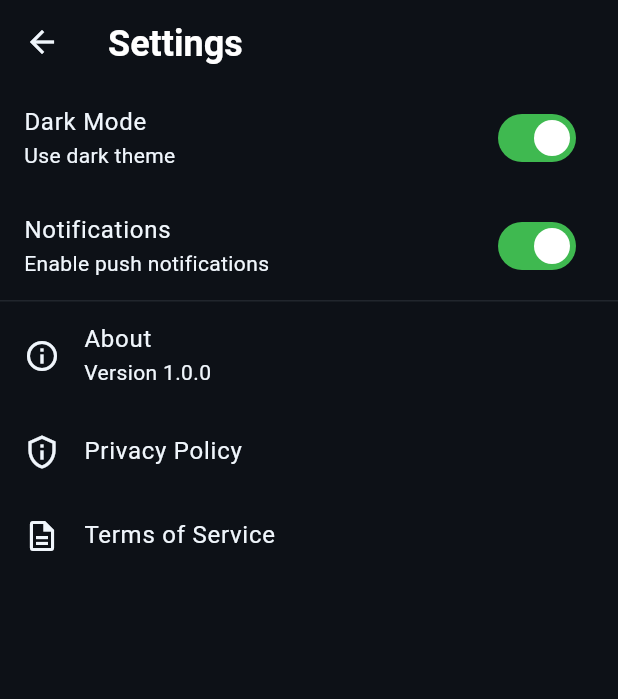
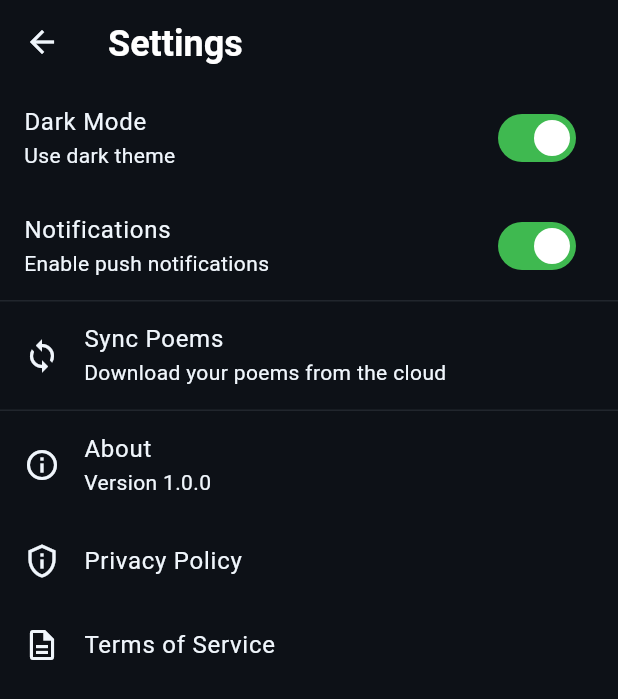
Before and after one commit to DevKorrir/code-poetry-flutter, a Flutter app: the SettingsScreen screen opened directly, on a phone screen of 412 x 824 dp. Shown: the top 699 px of the screen. Run offline on Flutter 3.47's test engine with Material 3 defaults, Android fonts, the phone set to English and light mode, and no system bars; our stand-ins replace cloud_firestore, connectivity_plus, firebase_auth, firebase_core, flutter_dotenv, flutter_secure_storage and 5 more; accounts and stored records are empty; network calls fail.

Commit message:
sync from firestore

```diff
--- a/lib/core/services/storage_service.dart
+++ b/lib/core/services/storage_service.dart
@@ -173,6 +173,9 @@ class StorageService {
         final poem = PoemModel.fromJson(doc.data());
         await savePoem(poem);
       }
+
+      // Record the sync time
+      await saveString(StorageKeys.lastSyncTime, DateTime.now().toIso8601String());
     } catch (e) {
       throw StorageException('Failed to sync from cloud: ${e.toString()}');
     }
--- a/lib/main.dart
+++ b/lib/main.dart
@@ -78,7 +78,7 @@ void main() async {
 
         // ViewModels
         ChangeNotifierProvider<AuthViewModel>(
-          create: (_) => AuthViewModel(authRepository)..initialize(),
+          create: (_) => AuthViewModel(authRepository, poemRepository: poemRepository)..initialize(),
         ),
         ChangeNotifierProvider<HomeViewModel>(
           create: (_) => HomeViewModel(poemRepository)..initialize(),
--- a/lib/repositories/auth_repository.dart
+++ b/lib/repositories/auth_repository.dart
@@ -287,11 +287,17 @@ class AuthRepository {
   // ============================================================
 
   /// Sign out current user
+  ///
+  /// IMPORTANT: This clears ALL local data (poems, settings, etc.) to prevent
+  /// data leakage between different user accounts. When the same user signs
+  /// back in, their data will be automatically restored from Firestore via
+  /// AuthViewModel._syncUserDataAfterLogin()
   Future<void> signOut() async {
     try {
       await _authService.signOut();
 
       // Clear ALL local user data to prevent data leakage between accounts
+      // Note: Data is restored from cloud when user logs back in
       await _clearAllUserData();
     } on AuthException catch (e) {
       throw AuthRepositoryException(e.message);
@@ -478,6 +484,11 @@ class AuthRepository {
         return 'Strong password!';
     }
   }
+
+  /// Get last sync time from storage
+  String? getLastSyncTime() {
+    return _storageService.getString(StorageKeys.lastSyncTime);
+  }
 }
 
 /// Custom exception for auth repository
--- a/lib/viewmodels/auth_viewmodel.dart
+++ b/lib/viewmodels/auth_viewmodel.dart
@@ -1,13 +1,16 @@
 import 'package:flutter/foundation.dart';
 import '../models/user_model.dart';
 import '../repositories/auth_repository.dart';
+import '../repositories/poem_repository.dart';
 
 /// Authentication ViewModel
 /// Manages authentication state and operations
 class AuthViewModel extends ChangeNotifier {
   final AuthRepository _authRepository;
+  final PoemRepository? _poemRepository;
 
-  AuthViewModel(this._authRepository);
+  AuthViewModel(this._authRepository, {PoemRepository? poemRepository})
+      : _poemRepository = poemRepository;
 
   // ============================================================
   // STATE
@@ -65,6 +68,11 @@ class AuthViewModel extends ChangeNotifier {
   Future<void> initialize() async {
     _currentUser = _authRepository.currentUser;
 
+    // If user is already logged in, sync their poems from cloud
+    if (_currentUser != null && !_currentUser!.isGuest) {
+      _syncUserDataAfterLogin();
+    }
+
     // Check for pending GitHub OAuth redirect result (web only)
     // On mobile, signInWithProvider() handles OAuth directly without redirects
     try {
@@ -72,6 +80,10 @@ class AuthViewModel extends ChangeNotifier {
       if (redirectUser != null) {
         _currentUser = redirectUser;
         _setSuccess('Connected with GitHub!');
+
+        // Sync poems after successful GitHub OAuth redirect
+        _syncUserDataAfterLogin();
+
         notifyListeners();
       }
     } catch (e) {
@@ -80,7 +92,14 @@ class AuthViewModel extends ChangeNotifier {
 
     // Listen to auth state changes
     _authRepository.authStateChanges.listen((user) {
+      final previousUser = _currentUser;
       _currentUser = user;
+
+      // If a new user just logged in (not a logout), sync their data
+      if (user != null && !user.isGuest && previousUser?.id != user.id) {
+        _syncUserDataAfterLogin();
+      }
+
       notifyListeners();
     });
   }
@@ -162,6 +181,10 @@ class AuthViewModel extends ChangeNotifier {
 
       _setSuccess('Welcome back!');
       _setLoading(false);
+
+      // Sync user's poems from Firestore in the background
+      _syncUserDataAfterLogin();
+
       return true;
     } on AuthRepositoryException catch (e) {
       _setError(e.message);
@@ -180,6 +203,10 @@ class AuthViewModel extends ChangeNotifier {
 
       _setSuccess('Signed in with Google!');
       _setLoading(false);
+
+      // Sync user's poems from Firestore in the background
+      _syncUserDataAfterLogin();
+
       return true;
     } on AuthRepositoryException catch (e) {
       _setError(e.message);
@@ -198,6 +225,10 @@ class AuthViewModel extends ChangeNotifier {
 
       _setSuccess('Connected with GitHub!');
       _setLoading(false);
+
+      // Sync user's poems from Firestore in the background
+      _syncUserDataAfterLogin();
+
       return true;
     } on AuthRepositoryException catch (e) {
       _setError(e.message);
@@ -388,6 +419,76 @@ class AuthViewModel extends ChangeNotifier {
       _setError(e.message);
       _setLoading(false);
       return false;
+    }
+  }
+
+  // ============================================================
+  // USER DATA SYNC
+  // ============================================================
+
+  /// Sync user data from cloud after successful login
+  /// This restores poems that were saved to Firestore
+  Future<void> _syncUserDataAfterLogin() async {
+    if (_currentUser == null || _poemRepository == null) return;
+
+    try {
+      // Don't show loading or errors for background sync
+      await _poemRepository!.syncFromCloud(_currentUser!.id);
+    } catch (e) {
+      // Silently fail - sync errors shouldn't block login
+      debugPrint('Failed to sync poems from cloud: $e');
+    }
+  }
+
+  /// Manually sync poems from cloud
+  /// This can be called by the user to refresh their poems
+  Future<bool> syncPoemsFromCloud() async {
+    if (_currentUser == null || _currentUser!.isGuest) {
+      _setError('Please sign in to sync your poems');
+      return false;
+    }
+
+    if (_poemRepository == null) {
+      _setError('Sync not available');
+      return false;
+    }
+
+    _setLoading(true);
+    _clearMessages();
+
+    try {
+      await _poemRepository!.syncFromCloud(_currentUser!.id);
+      _setSuccess('Poems synced successfully!');
+      _setLoading(false);
+      return true;
+    } catch (e) {
+      _setError('Failed to sync poems: ${e.toString()}');
+      _setLoading(false);
+      return false;
+    }
+  }
+
+  /// Get last sync time for display
+  String? getLastSyncTime() {
+    try {
+      final lastSyncTimeStr = _authRepository.getLastSyncTime();
+      if (lastSyncTimeStr == null) return null;
+
+      final lastSyncTime = DateTime.parse(lastSyncTimeStr);
+      final now = DateTime.now();
+      final difference = now.difference(lastSyncTime);
+
+      if (difference.inMinutes < 1) {
+        return 'Just now';
+      } else if (difference.inHours < 1) {
+        return '${difference.inMinutes} minutes ago';
+      } else if (difference.inDays < 1) {
+        return '${difference.inHours} hours ago';
+      } else {
+        return '${difference.inDays} days ago';
+      }
+    } catch (e) {
+      return null;
     }
   }
 
--- a/lib/views/screens/settings/settings_screen.dart
+++ b/lib/views/screens/settings/settings_screen.dart
@@ -1,6 +1,7 @@
 import 'package:flutter/material.dart';
 import 'package:provider/provider.dart';
 import '../../../viewmodels/settings_viewmodel.dart';
+import '../../../viewmodels/auth_viewmodel.dart';
 
 class SettingsScreen extends StatelessWidget {
   const SettingsScreen({super.key});
@@ -8,6 +9,7 @@ class SettingsScreen extends StatelessWidget {
   @override
   Widget build(BuildContext context) {
     final settingsViewModel = context.watch<SettingsViewModel>();
+    final authViewModel = context.watch<AuthViewModel>();
 
     return Scaffold(
       appBar: AppBar(
@@ -32,6 +34,38 @@ class SettingsScreen extends StatelessWidget {
             },
           ),
           const Divider(),
+          // Show sync option only for logged in users
+          if (authViewModel.isAuthenticated && !authViewModel.isGuest)
+            ListTile(
+              leading: authViewModel.isLoading
+                  ? const SizedBox(
+                      width: 24,
+                      height: 24,
+                      child: CircularProgressIndicator(strokeWidth: 2),
+                    )
+                  : const Icon(Icons.sync),
+              title: const Text('Sync Poems'),
+              subtitle: Text(
+                authViewModel.getLastSyncTime() != null
+                    ? 'Last synced: ${authViewModel.getLastSyncTime()}'
+                    : 'Download your poems from the cloud',
+              ),
+              onTap: authViewModel.isLoading
+                  ? null
+                  : () async {
+                      final success = await authViewModel.syncPoemsFromCloud();
+                      if (success && context.mounted) {
+                        ScaffoldMessenger.of(context).showSnackBar(
+                          const SnackBar(
+                            content: Text('Poems synced successfully!'),
+                            backgroundColor: Colors.green,
+                          ),
+                        );
+                      }
+                    },
+            ),
+          if (authViewModel.isAuthenticated && !authViewModel.isGuest)
+            const Divider(),
           ListTile(
             leading: const Icon(Icons.info_outline),
             title: const Text('About'),
```
